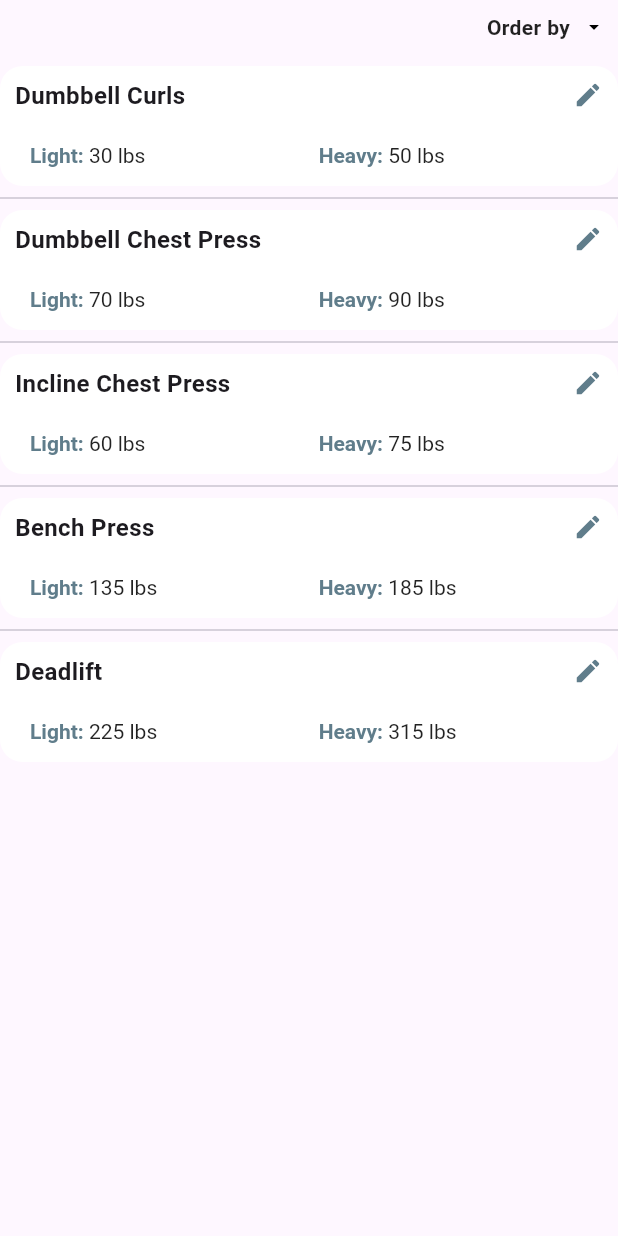
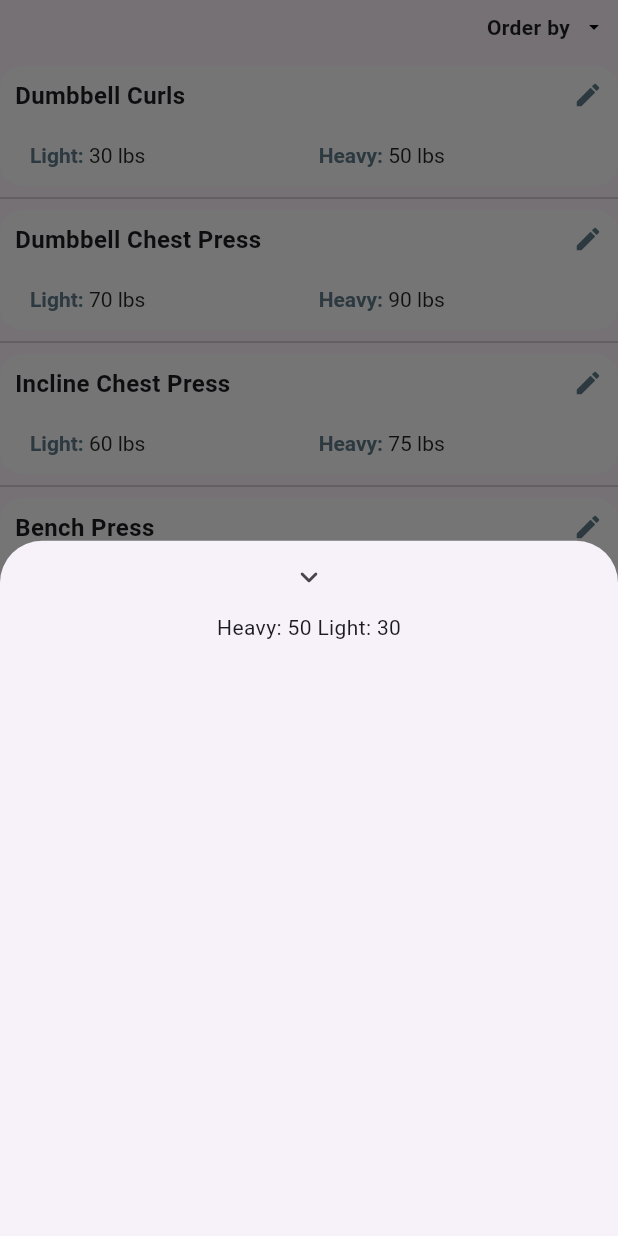
Before and after one commit to lhsteffen/IronSights, a Flutter app: the LiftList screen opened directly, after a tap on "Dumbbell Curls", on a phone screen of 412 x 824 dp. Run offline on Flutter 3.47's test engine with Material 3 defaults, Android fonts, the phone set to English and light mode, and no system bars.

Commit message:
Added bottom modal for lift details

```diff
--- a/lib/lift_view.dart
+++ b/lib/lift_view.dart
@@ -27,7 +27,28 @@ class LiftView extends StatelessWidget {
       itemBuilder: (BuildContext buildContext, int index) {
         return GestureDetector(
           onTap: () {
-            print("Click");
+            showModalBottomSheet<void>(
+              context: context,
+              builder: (BuildContext context) {
+                return LiftDetails(lift: lifts[index]);
+                // return SizedBox(
+                //   height: MediaQuery.of(context).size.height,
+                //   child: Center(
+                //     child: Column(
+                //       mainAxisAlignment: MainAxisAlignment.center,
+                //       mainAxisSize: MainAxisSize.min,
+                //       children: <Widget>[
+                //         Text("Heavy: ${lifts[index].heavy} Light: ${lifts[index].light}"),
+                //         ElevatedButton(
+                //           child: const Text('Close BottomSheet'),
+                //           onPressed: () => Navigator.pop(context),
+                //         ),
+                //       ],
+                //     ),
+                //   ),
+                // );
+              }
+            );
           },
           onDoubleTap: () {
             print("Edit");
@@ -116,3 +137,33 @@ class LiftView extends StatelessWidget {
     );
   }
 }
+
+class LiftDetails extends StatelessWidget {
+  const LiftDetails({super.key, required this.lift});
+  const LiftDetails.otherConstructor(this.lift);
+
+  final Lift lift;
+
+  @override
+  Widget build(BuildContext context) {
+    return SafeArea(
+        child: Container(
+          width: MediaQuery.of(context).size.width,
+          height: MediaQuery.of(context).size.height,
+          // appBar: AppBar(title: Text(lift.name),),
+          child: Column(
+            children: [
+              IconButton(
+                  onPressed: () {
+                    Navigator.pop(context);
+                  },
+                  icon: Icon(Icons.expand_more_rounded)),
+              Center(
+                child: Text("Heavy: ${lift.heavy} Light: ${lift.light}"),
+              ),
+            ]
+          )
+        ),
+    );
+  }
+}
```
